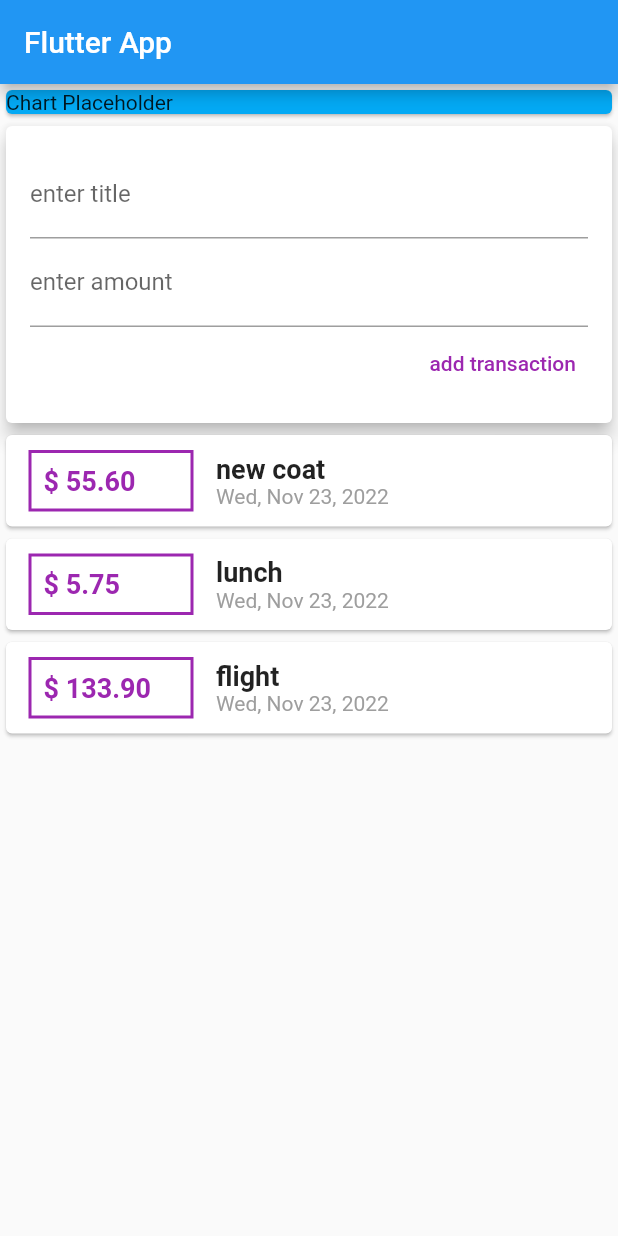
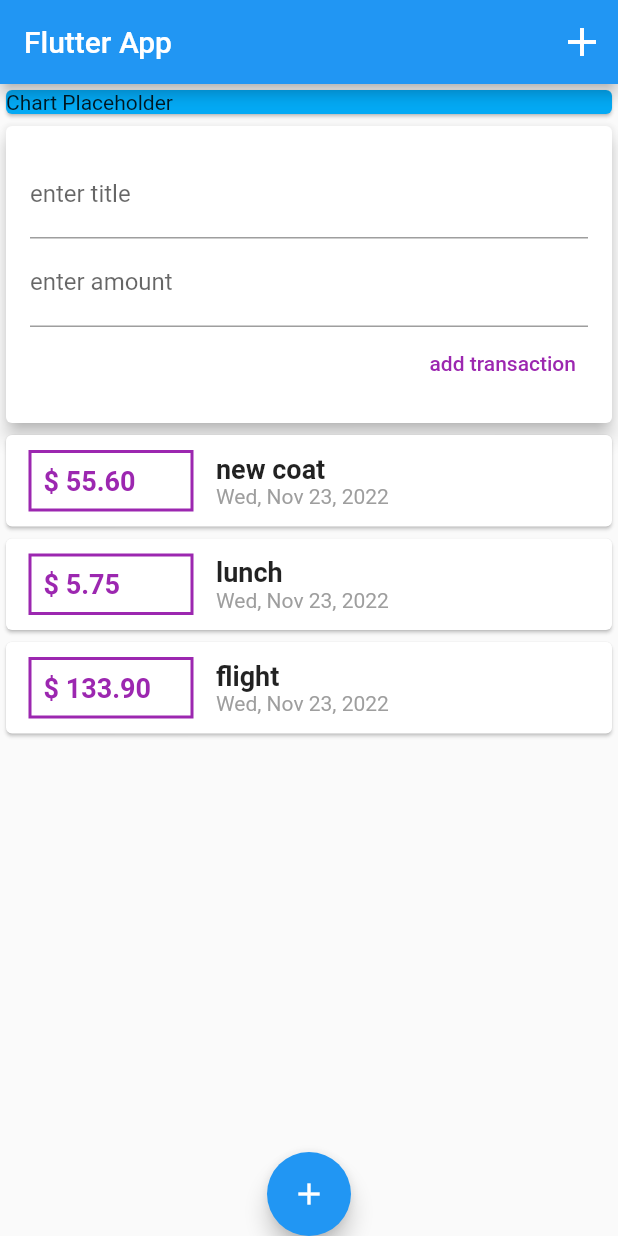
Before and after one commit to carlstep/max_expense_app_3, a Flutter app: the screen it shows after launch, on a phone screen of 412 x 824 dp. Run offline on Flutter 3.47's test engine with Material 2 defaults, Android fonts, the light colour scheme and no system bars.

Commit message:
adding AppBar button and FAB

```diff
--- a/lib/main.dart
+++ b/lib/main.dart
@@ -25,6 +25,15 @@ class MyHomePage extends StatelessWidget {
     return Scaffold(
       appBar: AppBar(
         title: const Text('Flutter App'),
+        actions: [
+          IconButton(
+            onPressed: () {},
+            icon: Icon(
+              Icons.add,
+              size: 32,
+            ),
+          ),
+        ],
       ),
       body: SingleChildScrollView(
         child: Column(
@@ -42,6 +51,12 @@ class MyHomePage extends StatelessWidget {
           ],
         ),
       ),
+      floatingActionButtonLocation:
+          FloatingActionButtonLocation.miniCenterDocked,
+      floatingActionButton: FloatingActionButton(
+        child: Icon(Icons.add),
+        onPressed: () {},
+      ),
     );
   }
 }
```
Also changed, not shown: 1 other file.
